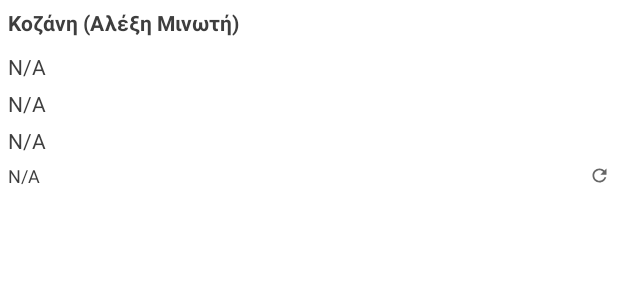
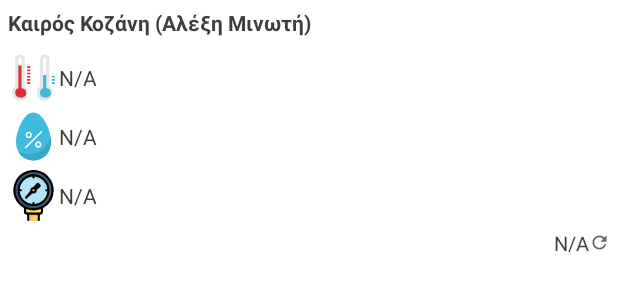
Before and after one commit to tsaklidis/AndroidLogger, an Android app: the layout logger.xml on its own in the app's theme, with its tools: preview values and no code run, on a phone screen of 412 x 824 dp. Shown: the top 300 px of the screen. Run offline under Robolectric (Android 15) with nearby library versions, the phone set to English and light mode, and no system bars.

Commit message:
Use icons in widget

```diff
--- a/app/src/main/AndroidManifest.xml
+++ b/app/src/main/AndroidManifest.xml
@@ -1,6 +1,7 @@
 <?xml version="1.0" encoding="utf-8"?>
 <manifest xmlns:android="http://schemas.android.com/apk/res/android"
-    package="com.tsaklidis.client">
+    package="com.tsaklidis.client"
+    android:versionName="2.0" >
 
     <uses-permission android:name="android.permission.INTERNET" />
 
--- a/app/src/main/java/com/tsaklidis/client/Data.java
+++ b/app/src/main/java/com/tsaklidis/client/Data.java
@@ -69,7 +69,7 @@ public class Data {
 
 
                 if (views != null){
-                    views.setTextViewText(R.id.temperature, "Θερμοκρασία: " + temperature + " \u2103");
+                    views.setTextViewText(R.id.temperature, temperature + " \u2103");
                     // views.setTextViewText(R.id.created_on, created_on);
                 }
                 if (adapter != null){
@@ -96,7 +96,7 @@ public class Data {
                 humidity = String.valueOf(response.body().getValue());
                 Log.d(TAG, "called getHumidity(): " + humidity);
                 if (views != null) {
-                    views.setTextViewText(R.id.humidity, "Υγρασία: " + humidity + " %Rh");
+                    views.setTextViewText(R.id.humidity, humidity + " %Rh");
                 }
                 if (adapter != null){
                     arrayList.add("Humidity: " + humidity + " %Rh");
@@ -119,7 +119,7 @@ public class Data {
             public void onResponse(Call<Model> call, Response<Model> response) {
                 pressure = String.valueOf(response.body().getValue());
                 if (views != null){
-                    views.setTextViewText(R.id.pressure, "Βαρομετρική πίεση: " + pressure + " hPa");
+                    views.setTextViewText(R.id.pressure, pressure + " hPa");
                 }
                 if (adapter != null){
                     arrayList.add("Pressure: " + pressure + " hPa");
--- /dev/null
+++ b/app/src/main/res/drawable/ic_humidity.xml
@@ -0,0 +1,6 @@
+<vector android:height="34dp" android:viewportHeight="64"
+    android:viewportWidth="64" android:width="34dp" xmlns:android="http://schemas.android.com/apk/res/android">
+    <path android:fillColor="#3EBBDD" android:pathData="M53.594,33.717l-0.311,-1.896a52.496,52.496 0,0 0,-0.414 -2.033l-0.468,-1.937C49.166,15.4 41.401,2 32,2 19.29,2 10,26.334 10,39c0,13.327 9.252,23 22,23s22,-9.673 22,-23c0,-1.623 -0.136,-3.394 -0.406,-5.283z"/>
+    <path android:fillColor="#38A8C7" android:pathData="M53.317,32.027C50.629,45.087 40.179,54 26.5,54c-5.156,0 -9.849,-1.272 -13.846,-3.549C16.277,57.514 23.325,62 32,62c12.748,0 22,-9.673 22,-23 0,-1.623 -0.136,-3.394 -0.406,-5.283l-0.277,-1.69z"/>
+    <path android:fillColor="#FFF" android:pathData="M22,47a0.999,0.999 0,0 1,-0.707 -1.707l20,-20a0.999,0.999 0,1 1,1.414 1.414l-20,20A0.997,0.997 0,0 1,22 47zM38,46c-2.206,0 -4,-1.794 -4,-4s1.794,-4 4,-4 4,1.794 4,4 -1.794,4 -4,4zM38,40c-1.103,0 -2,0.897 -2,2s0.897,2 2,2 2,-0.897 2,-2 -0.897,-2 -2,-2zM26,34c-2.206,0 -4,-1.794 -4,-4s1.794,-4 4,-4 4,1.794 4,4 -1.794,4 -4,4zM26,28c-1.103,0 -2,0.897 -2,2s0.897,2 2,2 2,-0.897 2,-2 -0.897,-2 -2,-2z"/>
+</vector>
--- /dev/null
+++ b/app/src/main/res/drawable/ic_pressure_meter.xml
@@ -0,0 +1,19 @@
+<vector android:height="34dp" android:viewportHeight="48"
+    android:viewportWidth="48" android:width="34dp" xmlns:android="http://schemas.android.com/apk/res/android">
+    <path android:fillColor="#374f68" android:pathData="M42,19A18,18 0,1 1,12.32 5.32C23.86,-4.57 42,3.56 42,19Z"/>
+    <path android:fillColor="#425b72" android:pathData="M42,19a17.88,17.88 0,0 1,-4.28 11.64A18,18 0,0 1,12.32 5.32C23.86,-4.57 42,3.56 42,19Z"/>
+    <path android:fillColor="#9fdbf3" android:pathData="M38,19A14,14 0,1 1,25 5,14 14,0 0,1 38,19Z"/>
+    <path android:fillColor="#b2e5fb" android:pathData="M36,21a14,14 0,0 1,-3.16 8.84A14,14 0,0 1,13.16 10.16,14 14,0 0,1 36,21Z"/>
+    <path android:fillColor="#fc6" android:pathData="M26,19a2,2 0,1 1,-1.45 -1.92A2,2 0,0 1,26 19Z"/>
+    <path android:fillColor="#ffde76" android:pathData="M25.82,19.82a2,2 0,0 1,-2.64 -2.64A2,2 0,0 1,25.82 19.82Z"/>
+    <path android:fillColor="#2c435e" android:pathData="M30,15l-4.08,3.45a2,2 0,0 0,-1.37 -1.37L28,13Z"/>
+    <path android:fillColor="#fc6" android:pathData="M32,35.12V39a2,2 0,0 1,-2 2H18a2,2 0,0 1,-2 -2V35.12A18,18 0,0 0,32 35.12Z"/>
+    <path android:fillColor="#ffde76" android:pathData="M32,35.12V39H21a3,3 0,0 1,-3 -3A18,18 0,0 0,32 35.12Z"/>
+    <path android:fillColor="#ffba55" android:pathData="M19,41h10v6h-10z"/>
+    <path android:fillColor="#fc6" android:pathData="M29,43v4H21a4,4 0,0 1,4 -4Z"/>
+    <path android:fillColor="#fc6" android:pathData="M21,47h8v1h-8z"/>
+    <path android:fillColor="#ffba55" android:pathData="M19,47h2v1h-2z"/>
+    <path android:fillColor="#FF000000" android:pathData="M43,19A19,19 0,1 0,15 35.73L15,39a3,3 0,0 0,3 3v5a1,1 0,0 0,2 0L20,42h8v5a1,1 0,0 0,2 0L30,42a3,3 0,0 0,3 -3L33,35.73A19,19 0,0 0,43 19ZM31,39a1,1 0,0 1,-1 1L18,40a1,1 0,0 1,-1 -1L17,36.65a18.77,18.77 0,0 0,14 0ZM24,36A17,17 0,1 1,41 19,17 17,0 0,1 24,36Z"/>
+    <path android:fillColor="#FF000000" android:pathData="M24,4A15,15 0,1 0,39 19,15 15,0 0,0 24,4ZM25,32L25,31a1,1 0,0 0,-2 0L23,32A13,13 0,0 1,11.05 20L12,20a1,1 0,0 0,0 -2h-0.95A13,13 0,0 1,23 6.05L23,7a1,1 0,0 0,2 0v-1A13,13 0,0 1,37 18L36,18a1,1 0,0 0,0 2h1A13,13 0,0 1,25 32Z"/>
+    <path android:fillColor="#FF000000" android:pathData="M28.71,12.29a1,1 0,0 0,-1.47 0.06C23.75,16.48 24.22,16 24,16a3,3 0,0 0,-2.93 3.64l-4.83,5.71a1,1 0,0 0,1.41 1.41C24.43,21 23,22 24,22a3,3 0,0 0,3 -3.14C32.18,14.47 31.88,15.47 28.71,12.29ZM24,20a1,1 0,0 1,0 -2A1,1 0,0 1,24 20ZM28.06,14.48 L28.52,14.94C25.34,17.63 25.34,17.7 28.06,14.48Z"/>
+</vector>
--- /dev/null
+++ b/app/src/main/res/drawable/ic_temperature.xml
@@ -0,0 +1,24 @@
+<vector xmlns:android="http://schemas.android.com/apk/res/android"
+    android:width="34dp"
+    android:height="34dp"
+    android:viewportWidth="64"
+    android:viewportHeight="64">
+  <path
+      android:pathData="M21,43.014V8.94A5.94,5.94 0,0 0,15.06 3h-0.12A5.94,5.94 0,0 0,9 8.94v34.074C6.575,44.838 5,47.732 5,51c0,5.523 4.477,10 10,10s10,-4.477 10,-10c0,-3.268 -1.575,-6.162 -4,-7.986z"
+      android:fillColor="#E6E6E6"/>
+  <path
+      android:pathData="M17,8.98A1.98,1.98 0,0 0,15.02 7h-0.04A1.98,1.98 0,0 0,13 8.98v36.369A5.997,5.997 0,0 0,15 57a5.996,5.996 0,1 0,2 -11.651V8.98z"
+      android:fillColor="#FFF"/>
+  <path
+      android:pathData="M17,45.349V17h-4v28.349A5.997,5.997 0,0 0,15 57a5.996,5.996 0,1 0,2 -11.651zM24,18h4v2h-4zM24,22h4v2h-4zM24,26h4v2h-4zM24,30h4v2h-4zM24,34h4v2h-4zM24,38h4v2h-4z"
+      android:fillColor="#D43239"/>
+  <path
+      android:pathData="M52,8.94A5.94,5.94 0,0 0,46.06 3h-0.12A5.94,5.94 0,0 0,40 8.94v34.074c-2.425,1.825 -4,4.718 -4,7.986 0,5.523 4.477,10 10,10s10,-4.477 10,-10c0,-3.268 -1.575,-6.162 -4,-7.986V8.94z"
+      android:fillColor="#E6E6E6"/>
+  <path
+      android:pathData="M48,45.349V8.98A1.98,1.98 0,0 0,46.02 7h-0.04A1.98,1.98 0,0 0,44 8.98v36.369A5.997,5.997 0,0 0,46 57a5.996,5.996 0,1 0,2 -11.651z"
+      android:fillColor="#FFF"/>
+  <path
+      android:pathData="M48,45.349V29h-4v16.349A5.997,5.997 0,0 0,46 57a5.996,5.996 0,1 0,2 -11.651zM55,34h4v2h-4zM55,30h4v2h-4zM55,38h4v2h-4z"
+      android:fillColor="#3EBBDD"/>
+</vector>
--- a/app/src/main/res/drawable/round.xml
+++ b/app/src/main/res/drawable/round.xml
@@ -1,7 +1,6 @@
 <?xml version="1.0" encoding="UTF-8"?>
 <shape xmlns:android="http://schemas.android.com/apk/res/android">
-    <solid android:color="#FFFFFF"/>
-    <stroke android:width="3dp" android:color="#FFFFFF" />
-    <corners android:radius="10dp"/>
+    <solid android:color="#E6FFFFFF"/>
+    <corners android:radius="7dp"/>
     <padding android:left="0dp" android:top="0dp" android:right="0dp" android:bottom="0dp" />
 </shape>
--- a/app/src/main/res/layout/logger.xml
+++ b/app/src/main/res/layout/logger.xml
@@ -16,31 +16,40 @@
 
         <TextView
             android:id="@+id/temperature"
-            android:layout_width="match_parent"
+            android:layout_width="wrap_content"
             android:layout_height="wrap_content"
             android:text="@string/na"
+            android:drawableLeft="@drawable/ic_temperature"
+            android:gravity="center_vertical"
+            style="@style/item"/>
+
+
+        <TextView
+            android:id="@+id/humidity"
+            android:layout_width="wrap_content"
+            android:layout_height="wrap_content"
+            android:text="@string/na"
+            android:drawableLeft="@drawable/ic_humidity"
+            android:gravity="center_vertical"
             style="@style/item"/>
 
         <TextView
             android:id="@+id/pressure"
-            android:layout_width="match_parent"
+            android:layout_width="wrap_content"
             android:layout_height="wrap_content"
             style="@style/item"
-            android:text="@string/na" />
-
-        <TextView
-            android:id="@+id/humidity"
-            android:layout_width="match_parent"
-            android:layout_height="wrap_content"
-            style="@style/item"
+            android:drawableLeft="@drawable/ic_pressure_meter"
+            android:gravity="center_vertical"
             android:text="@string/na" />
 
         <TextView
             android:id="@+id/created_on"
-            android:layout_width="match_parent"
+            android:layout_width="wrap_content"
             android:layout_height="wrap_content"
             style="@style/item"
-            android:textSize="12sp"
+            android:textSize="13sp"
             android:drawableRight="@drawable/ic_baseline_refresh_24"
+            android:layout_gravity="right"
+            android:gravity="center_vertical"
             android:text="@string/na" />
 </LinearLayout>
--- a/app/src/main/res/values/strings.xml
+++ b/app/src/main/res/values/strings.xml
@@ -15,7 +15,7 @@
     <string name="time">%1$s</string>
     <string name="last_update">The last update str</string>
     <string name="update">Ανανέωση</string>
-    <string name="title">Κοζάνη (Αλέξη Μινωτή)</string>
+    <string name="title">Καιρός Κοζάνη (Αλέξη Μινωτή)</string>
     <string name="URL">url</string>
     <string name="na">N/A</string>
 </resources>
```
Also changed, not shown: 1 other file.
